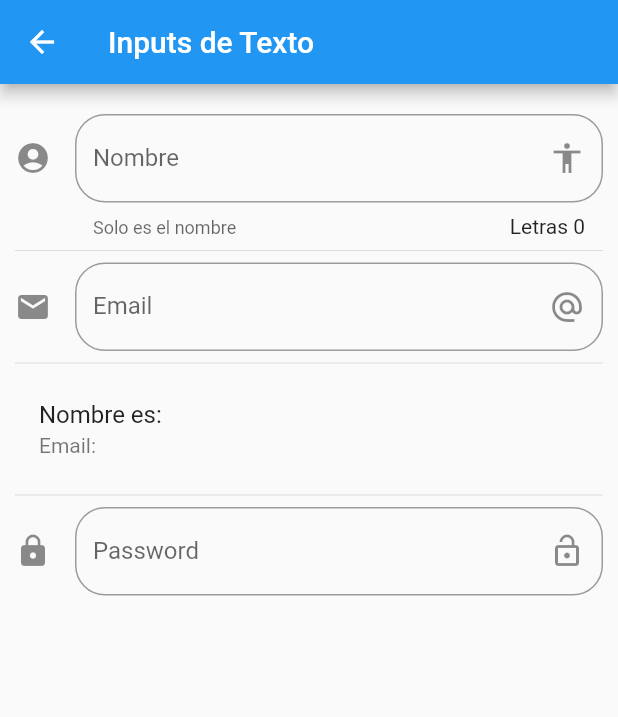
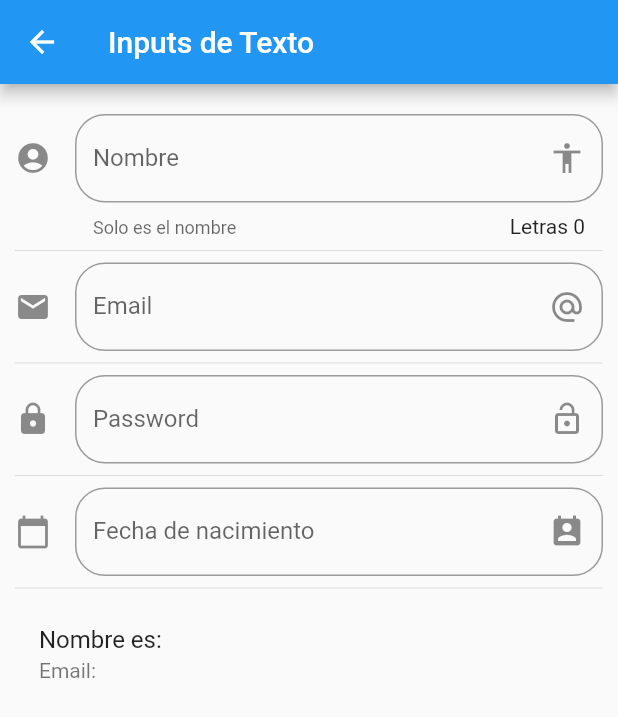
Before and after one commit to elalo4171/Curso_Flutter, a Flutter app: the screen it shows after launch, after a tap on "Input", on a phone screen of 412 x 824 dp. Shown: the top 717 px of the screen. Run offline on Flutter 3.47's test engine with Material 2 defaults, Android fonts, the phone set to English and light mode, and no system bars; network calls fail.

```diff
--- a/lib/main.dart
+++ b/lib/main.dart
@@ -3,8 +3,7 @@ import 'package:componentes/src/pages/alert_page.dart';
 import 'package:componentes/src/routes/routes.dart';
 import 'package:flutter/material.dart';
 
-
- import 'package:componentes/src/pages/home_temp.dart';
+import 'package:flutter_localizations/flutter_localizations.dart';
 
 
  void main() => runApp(MyApp());
@@ -13,6 +12,18 @@ import 'package:flutter/material.dart';
    @override
    Widget build(BuildContext context) {
      return MaterialApp(
+        localizationsDelegates: [
+            // ... app-specific localization delegate[s] here
+            GlobalMaterialLocalizations.delegate,
+            GlobalWidgetsLocalizations.delegate,
+            GlobalCupertinoLocalizations.delegate,
+          ],
+          supportedLocales: [
+              const Locale('en'), // English
+              const Locale('es'), // Hebrew
+              const Locale.fromSubtags(languageCode: 'zh'), // Chinese *See Advanced Locales below*
+              // ... other locales the app supports
+            ],
        debugShowCheckedModeBanner: false, //Quita la barra de debug
        title: 'Componentes App',
        //home: HomaPage(),
--- a/lib/src/pages/input_page.dart
+++ b/lib/src/pages/input_page.dart
@@ -10,6 +10,8 @@ class _InputPageState extends State<InputPage> {
 
 String _nombre="";
 String _email="";
+String _fecha="";
+TextEditingController _inputFieldDateController = new TextEditingController();
 
   @override
   Widget build(BuildContext context) {
@@ -25,9 +27,12 @@ String _email="";
             Divider(),
             _crearEmail(),
             Divider(),
+            _crearPassword(),
+            Divider(),
+            _crearDate(context),
+            Divider(),
             _crearPersona(),
-            Divider(),
-            _crearPassword(),
+
 
 
           ],
@@ -112,4 +117,52 @@ String _email="";
     );
 
   }
+
+  Widget _crearDate(BuildContext context) {
+      return TextField(
+        controller: _inputFieldDateController,
+      enableInteractiveSelection: false,
+      decoration: InputDecoration(
+        border: OutlineInputBorder(
+          borderRadius: BorderRadius.circular(20.0)
+        ),
+        hintText: " Fecha de Nacimiento",
+        labelText: "Fecha de nacimiento",
+
+        suffixIcon: Icon(Icons.perm_contact_calendar),
+        icon: Icon(Icons.calendar_today),
+
+      ),
+      onTap: (){
+
+        FocusScope.of(context).requestFocus(new FocusNode());
+        _selectDate(context);
+
+
+      } ,
+    );
+
+  }
+
+   _selectDate(BuildContext context) async{
+
+     DateTime picked = await showDatePicker(
+       locale: Locale('es','ES'),
+       context: context,
+       initialDate: new DateTime.now(),
+       firstDate: new DateTime(2018),
+       lastDate: new DateTime(2025),
+
+     );
+
+     if(picked != null){
+       setState(() {
+        _fecha= ""+picked.day.toString()+"/"+picked.month.toString() +"/"+picked.year.toString();
+        _inputFieldDateController.text=_fecha;
+       });
+     }
+
+  }
+
+
 }
--- a/pubspec.yaml
+++ b/pubspec.yaml
@@ -19,6 +19,10 @@ environment:
 dependencies:
   flutter:
     sdk: flutter
+
+  flutter_localizations:
+    sdk: flutter
+  flutter_cupertino_localizations: ^1.0.1
 
   # The following adds the Cupertino Icons font to your application.
   # Use with the CupertinoIcons class for iOS style icons.
```
Also changed, not shown: pubspec.lock, 1 other file.
